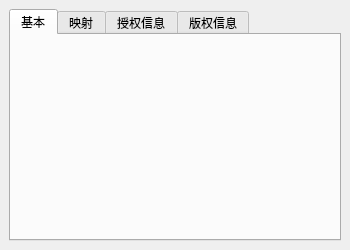
Above: gui.ui from Avoconal/packager before the change. Below: the same form after it.
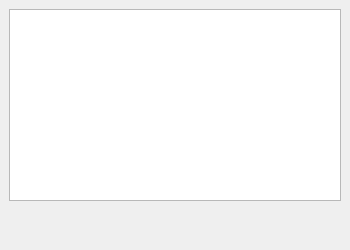
That is the form after the change. The open tabs and pages were chosen to show the change. Custom widgets are drawn as their Qt base class.

The edit to the form file:
```diff
--- a/gui.ui
+++ b/gui.ui
@@ -17,37 +17,42 @@
    <string>神龙授权器</string>
   </property>
   <widget class="QWidget" name="centralwidget">
-   <layout class="QHBoxLayout" name="horizontalLayout">
+   <layout class="QVBoxLayout" name="verticalLayout">
     <item>
-     <widget class="QTabWidget" name="tabWidget">
-      <property name="currentIndex">
-       <number>0</number>
+     <widget class="Pivot" name="pivot">
+      <property name="sizePolicy">
+       <sizepolicy hsizetype="Expanding" vsizetype="Maximum">
+        <horstretch>0</horstretch>
+        <verstretch>0</verstretch>
+       </sizepolicy>
       </property>
-      <widget class="QWidget" name="tab_1">
-       <attribute name="title">
-        <string>基本</string>
-       </attribute>
-      </widget>
-      <widget class="QWidget" name="tab_2">
-       <attribute name="title">
-        <string>映射</string>
-       </attribute>
-      </widget>
-      <widget class="QWidget" name="tab_3">
-       <attribute name="title">
-        <string>授权信息</string>
-       </attribute>
-      </widget>
-      <widget class="QWidget" name="tab_4">
-       <attribute name="title">
-        <string>版权信息</string>
-       </attribute>
-      </widget>
+     </widget>
+    </item>
+    <item>
+     <widget class="QStackedWidget" name="tabWidget">
+      <property name="sizePolicy">
+       <sizepolicy hsizetype="Expanding" vsizetype="Minimum">
+        <horstretch>0</horstretch>
+        <verstretch>0</verstretch>
+       </sizepolicy>
+      </property>
+      <widget class="QWidget" name="tab_1"/>
+      <widget class="QWidget" name="tab_2"/>
+      <widget class="QWidget" name="tab_3"/>
+      <widget class="QWidget" name="tab_4"/>
+      <widget class="QWidget" name="tab_5"/>
      </widget>
     </item>
    </layout>
   </widget>
  </widget>
+ <customwidgets>
+  <customwidget>
+   <class>Pivot</class>
+   <extends>QListWidget</extends>
+   <header>qfluentwidgets</header>
+  </customwidget>
+ </customwidgets>
  <tabstops>
   <tabstop>tabWidget</tabstop>
  </tabstops>
```
